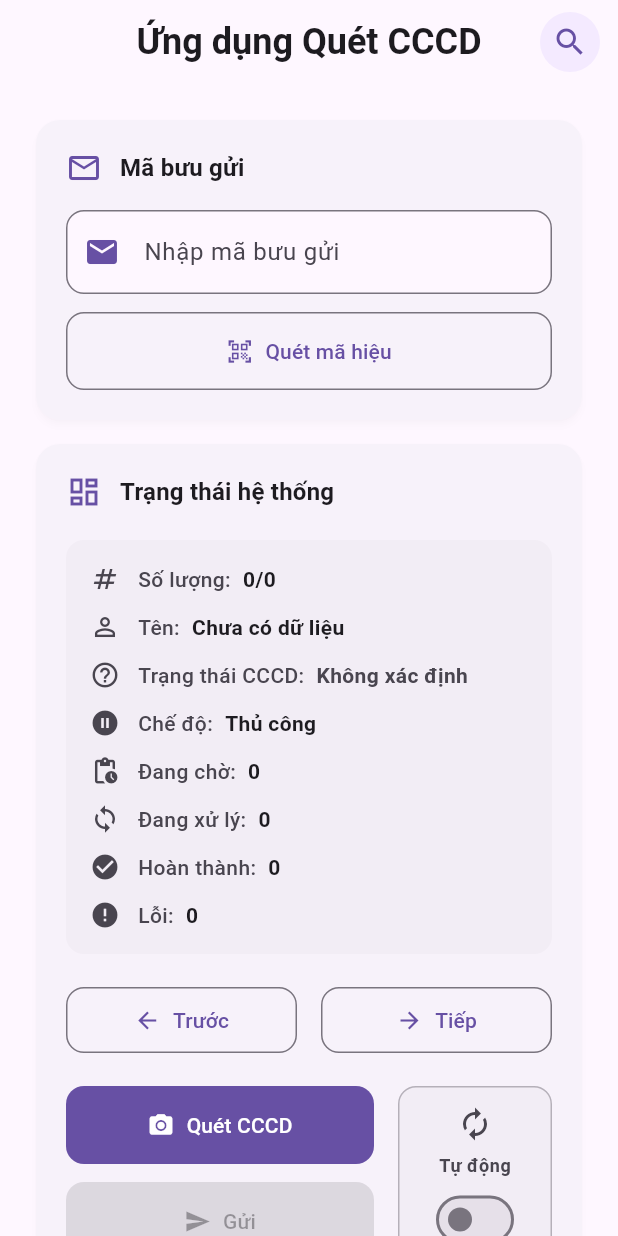
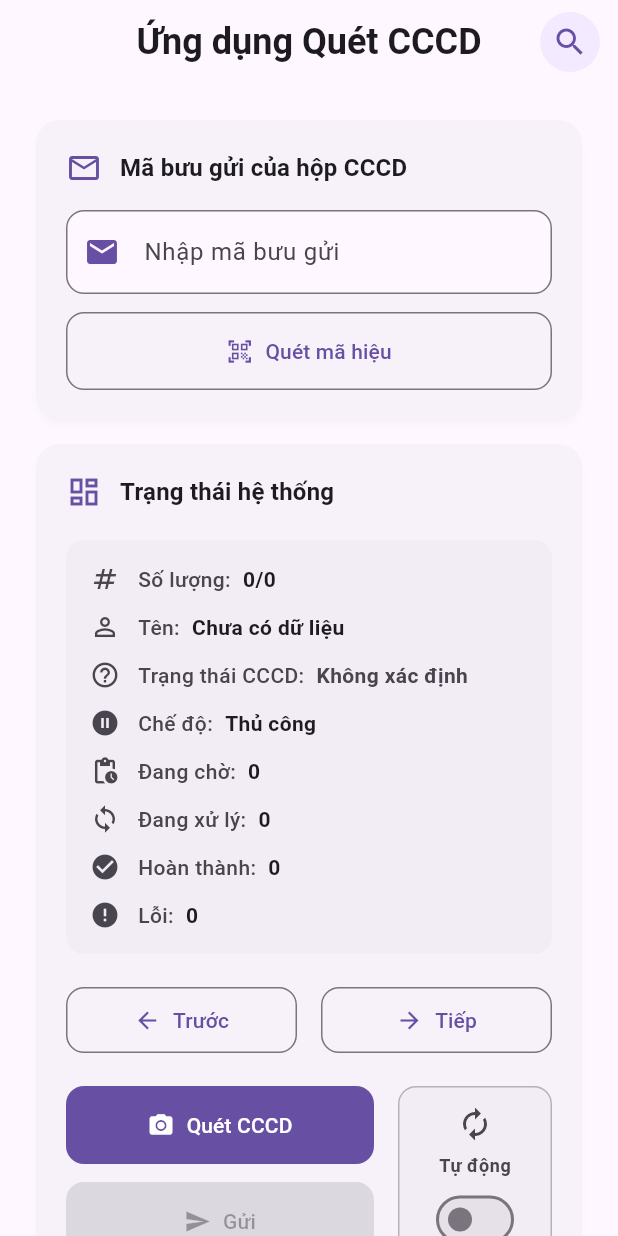
Before and after one commit to ledixonbs1234/cccc_flutter, a Flutter app: the screen it shows after launch, on a phone screen of 412 x 824 dp. Run offline on Flutter 3.47's test engine with Material 3 defaults, Android fonts, the light colour scheme and no system bars; our stand-ins replace audioplayers, diacritic, firebase_core, firebase_database, get, get_storage and 1 more; missing offline and left inert: mobile_scanner; accounts and stored records are empty.

Commit message:
xong mới cần sửa

```diff
--- a/lib/app/modules/home/views/home_view.dart
+++ b/lib/app/modules/home/views/home_view.dart
@@ -112,7 +112,7 @@ class HomeView extends GetView<HomeController> {
                 ),
                 const SizedBox(width: 12),
                 Text(
-                  'Mã bưu gửi',
+                  'Mã bưu gửi của hộp CCCD',
                   style: Theme.of(context).textTheme.titleMedium?.copyWith(
                         fontWeight: FontWeight.w600,
                         color: colorScheme.onSurface,
@@ -364,23 +364,23 @@ class HomeView extends GetView<HomeController> {
             const SizedBox(height: 16),
             Row(
               children: [
-                Expanded(
-                  child: OutlinedButton.icon(
-                    onPressed: () {
-                      controller.testCapture();
-                    },
-                    icon: const Icon(Icons.science),
-                    label: const Text('Test Capture'),
-                    style: OutlinedButton.styleFrom(
-                      foregroundColor: colorScheme.tertiary,
-                      side: BorderSide(color: colorScheme.tertiary),
-                      padding: const EdgeInsets.symmetric(vertical: 16),
-                      shape: RoundedRectangleBorder(
-                        borderRadius: BorderRadius.circular(12),
-                      ),
-                    ),
-                  ),
-                ),
+                // Expanded(
+                //   child: OutlinedButton.icon(
+                //     onPressed: () {
+                //       controller.testCapture();
+                //     },
+                //     icon: const Icon(Icons.science),
+                //     label: const Text('Test Capture'),
+                //     style: OutlinedButton.styleFrom(
+                //       foregroundColor: colorScheme.tertiary,
+                //       side: BorderSide(color: colorScheme.tertiary),
+                //       padding: const EdgeInsets.symmetric(vertical: 16),
+                //       shape: RoundedRectangleBorder(
+                //         borderRadius: BorderRadius.circular(12),
+                //       ),
+                //     ),
+                //   ),
+                // ),
                 const SizedBox(width: 12),
                 Expanded(
                   child: OutlinedButton.icon(
```
